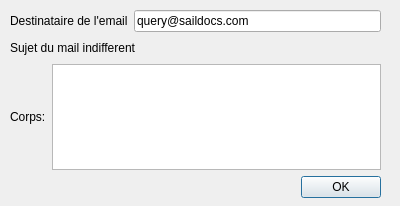
Qt form src/Ui/sailDocs.ui (nohal/qtVlm) before a commit.
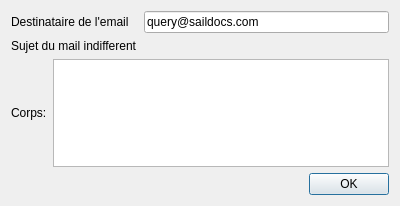
The same form after that commit.

Commit message: Made all dialogs resize cleanly.

Diff of the .ui file:
```diff
--- a/src/Ui/sailDocs.ui
+++ b/src/Ui/sailDocs.ui
@@ -13,26 +13,17 @@
   <property name="windowTitle">
    <string>Dialog</string>
   </property>
-  <widget class="QWidget" name="layoutWidget">
-   <property name="geometry">
-    <rect>
-     <x>10</x>
-     <y>10</y>
-     <width>371</width>
-     <height>188</height>
-    </rect>
-   </property>
    <layout class="QVBoxLayout" name="verticalLayout">
     <item>
-     <layout class="QHBoxLayout" name="horizontalLayout_2">
-      <item>
+    <layout class="QFormLayout" name="formLayout">
+     <item row="0" column="0">
        <widget class="QLabel" name="label">
         <property name="text">
          <string>Destinataire de l'email</string>
         </property>
        </widget>
       </item>
-      <item>
+     <item row="0" column="1">
        <widget class="QLineEdit" name="lineEdit">
         <property name="enabled">
          <bool>true</bool>
@@ -48,30 +39,13 @@
         </property>
        </widget>
       </item>
-     </layout>
-    </item>
-    <item>
-     <layout class="QHBoxLayout" name="horizontalLayout_3">
-      <item>
+     <item row="1" column="0">
        <widget class="QLabel" name="label_2">
         <property name="text">
          <string>Sujet du mail indifferent</string>
         </property>
        </widget>
       </item>
-      <item>
-       <spacer name="horizontalSpacer_2">
-        <property name="orientation">
-         <enum>Qt::Horizontal</enum>
-        </property>
-        <property name="sizeHint" stdset="0">
-         <size>
-          <width>40</width>
-          <height>20</height>
-         </size>
-        </property>
-       </spacer>
-      </item>
      </layout>
     </item>
     <item>
@@ -93,31 +67,13 @@
      </layout>
     </item>
     <item>
-     <layout class="QHBoxLayout" name="horizontalLayout">
-      <item>
-       <spacer name="horizontalSpacer">
-        <property name="orientation">
-         <enum>Qt::Horizontal</enum>
-        </property>
-        <property name="sizeHint" stdset="0">
-         <size>
-          <width>40</width>
-          <height>20</height>
-         </size>
-        </property>
-       </spacer>
-      </item>
-      <item>
-       <widget class="QPushButton" name="pushButton">
-        <property name="text">
-         <string>OK</string>
-        </property>
+    <widget class="QDialogButtonBox" name="buttonBox">
+     <property name="standardButtons">
+      <set>QDialogButtonBox::Ok</set>
+     </property>
        </widget>
       </item>
      </layout>
-    </item>
-   </layout>
-  </widget>
  </widget>
  <tabstops>
   <tabstop>lineEdit</tabstop>
```
Left out of the diff: 10 changed lines with no effect on the pictures. Lines whose indentation alone changed are shown as unchanged. The commit also changes 40 other files.
